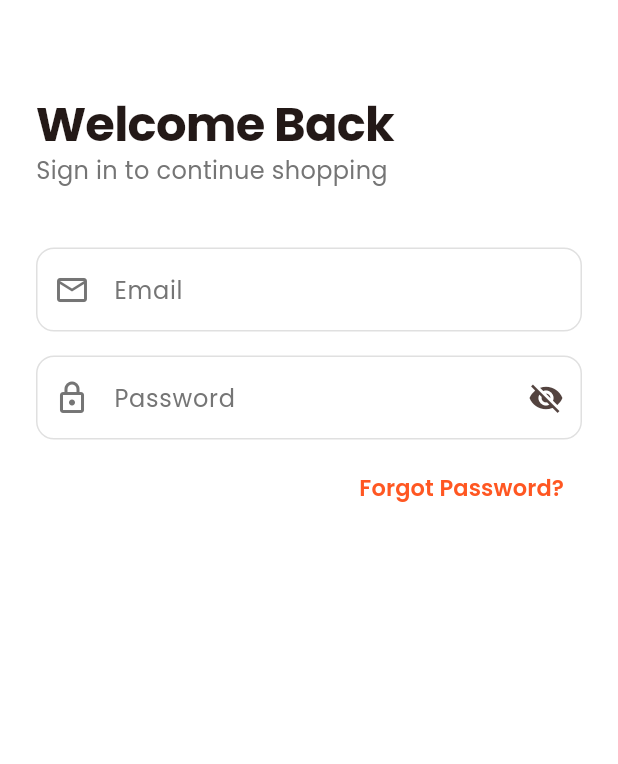
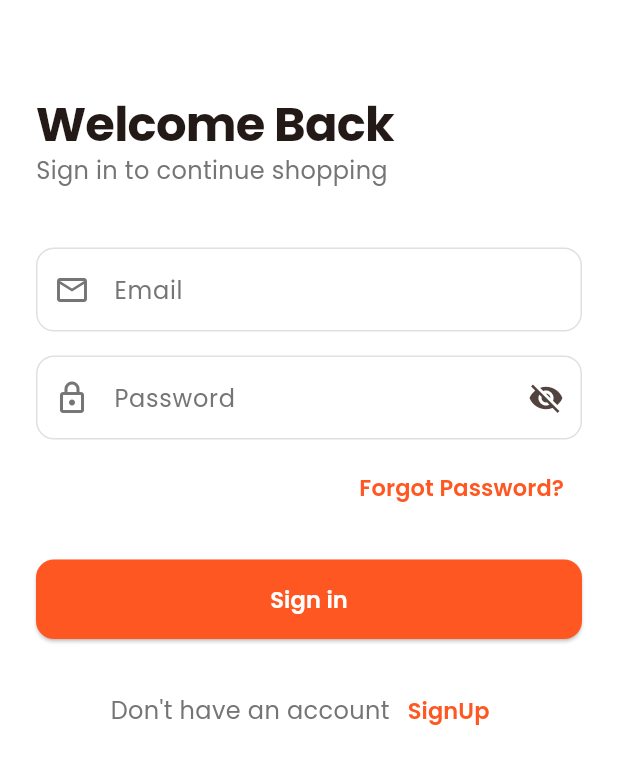
Before and after one commit to msbzz/E_COM2026, a Flutter app: the SigninScreen screen opened directly, on a phone screen of 412 x 824 dp. Shown: the top 764 px of the screen. Run offline on Flutter 3.47's test engine with Material 3 defaults, Android fonts, the light colour scheme and no system bars; our stand-ins replace get, get_storage, google_fonts; accounts and stored records are empty.

Commit message:
desenvolvendo authentication screens parte 2

```diff
--- /dev/null
+++ b/lib/view/sign_up_screen.dart
@@ -0,0 +1,10 @@
+import 'package:flutter/material.dart';
+
+class SignUpScreen extends StatelessWidget {
+  const SignUpScreen({super.key});
+
+  @override
+  Widget build(BuildContext context) {
+    return Container();
+  }
+}
--- a/lib/view/signin_screen.dart
+++ b/lib/view/signin_screen.dart
@@ -1,4 +1,7 @@
+import 'package:ecom_2026/controllers/auth_controller.dart';
 import 'package:ecom_2026/utils/app_textstyles.dart';
+import 'package:ecom_2026/view/main_screen.dart';
+import 'package:ecom_2026/view/sign_up_screen.dart';
 import 'package:ecom_2026/view/widgets/custom_textField.dart';
 import 'package:flutter/material.dart';
 import 'package:get/get.dart';
@@ -87,10 +90,65 @@ class SigninScreen extends StatelessWidget {
                   ),
                 ),
               ),
+
+              SizedBox(height: 24),
+
+              // sign in button
+              SizedBox(
+                width: double.infinity,
+                child: ElevatedButton(
+                  onPressed: _handleSignIn,
+                  style: ElevatedButton.styleFrom(
+                    backgroundColor: Theme.of(context).primaryColor,
+                    padding: const EdgeInsets.symmetric(vertical: 16),
+                    shape: RoundedRectangleBorder(
+                      borderRadius: BorderRadius.circular(12),
+                    ),
+                  ),
+                  child: Text(
+                    'Sign in',
+                    style: AppTextStyle.withColor(
+                      AppTextStyle.buttonMedium,
+                      Colors.white,
+                    ),
+                  ),
+                ),
+              ),
+
+              const SizedBox(height: 24),
+              // signup textbutton
+              Row(
+                mainAxisAlignment: MainAxisAlignment.center,
+                children: [
+                  Text(
+                    "Don't have an account",
+                    style: AppTextStyle.withColor(
+                      AppTextStyle.bodyLarge,
+                      isDark ? Colors.grey[400]! : Colors.grey[600]!,
+                    ),
+                  ),
+                  TextButton(
+                    onPressed: () => Get.to(() => const SignUpScreen()),
+                    child: Text(
+                      'SignUp',
+                      style: AppTextStyle.withColor(
+                        AppTextStyle.buttonMedium,
+                        Theme.of(context).primaryColor,
+                      ),
+                    ),
+                  ),
+                ],
+              ),
             ],
           ),
         ),
       ),
     );
   }
+
+  void _handleSignIn() {
+    final AuthController authController = Get.find<AuthController>();
+    authController.login();
+    Get.offAll(() => const MainScreen());
+  }
 }
```
